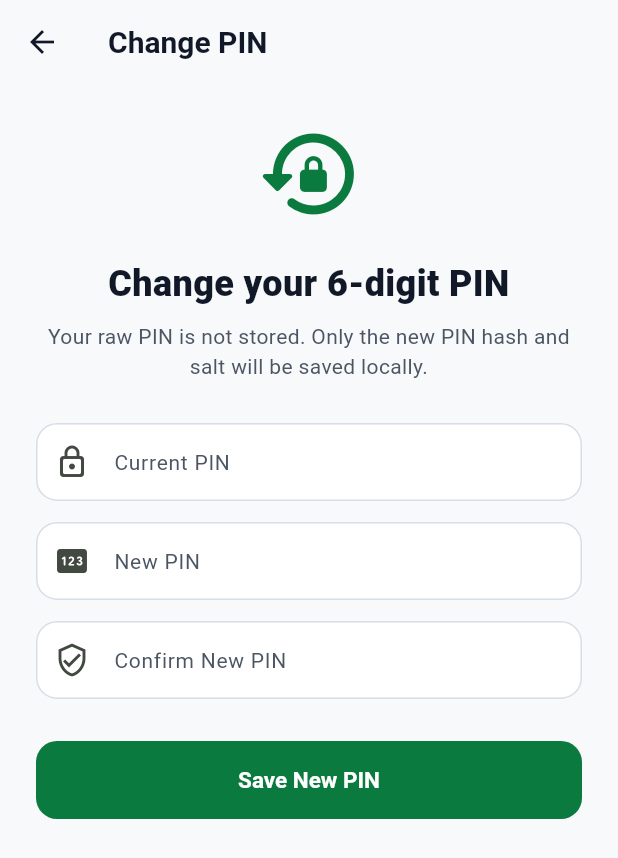
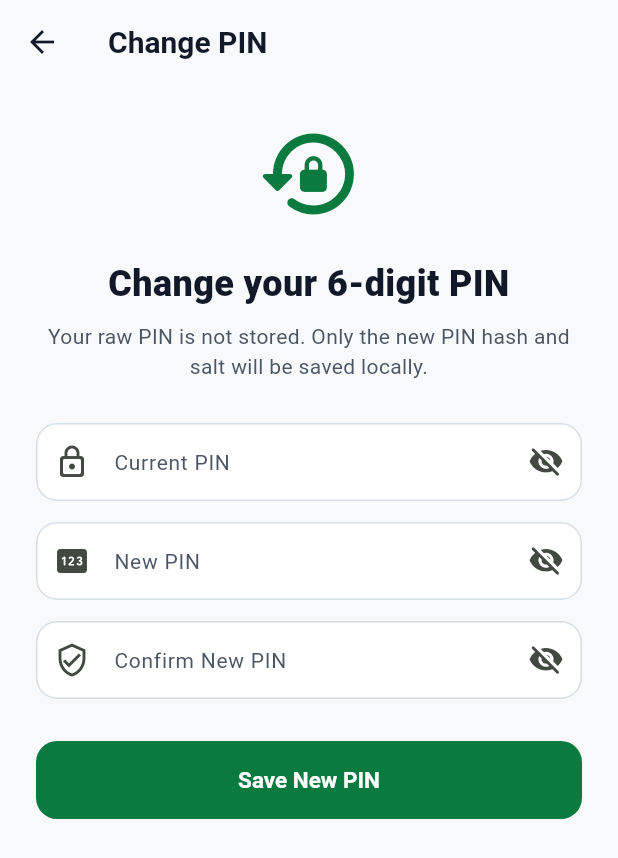
Before and after one commit to rennanamoguis/gasto-migo, a Flutter app: the ChangePinScreen screen opened directly, on a phone screen of 412 x 824 dp. Shown: the top 858 px of the screen. Run offline on Flutter 3.47's test engine with Material 3 defaults, Android fonts, the phone set to English and light mode, and no system bars; our stand-ins replace file_picker, firebase_core, flutter_secure_storage, share_plus, sqflite; accounts and stored records are empty.

Commit message:
Implement obscureText functionality for PIN input

```diff
--- a/lib/features/settings/presentation/screens/change_pin_screen.dart
+++ b/lib/features/settings/presentation/screens/change_pin_screen.dart
@@ -19,6 +19,10 @@ class _ChangePinScreenState extends State<ChangePinScreen> {
   final storage = SecureStorageService();
 
   bool isLoading = false;
+
+  bool isConfirmNewPin = true;
+  bool isNewPin = true;
+  bool isCurrentPin = true;
 
   Future<void> changePin() async {
     final currentPin = currentPinController.text.trim();
@@ -141,36 +145,66 @@ class _ChangePinScreenState extends State<ChangePinScreen> {
           TextField(
             controller: currentPinController,
             keyboardType: TextInputType.number,
-            obscureText: true,
+            obscureText: isCurrentPin,
             maxLength: 6,
-            decoration: const InputDecoration(
+            decoration: InputDecoration(
               labelText: 'Current PIN',
               counterText: '',
               prefixIcon: Icon(Icons.lock_outline_rounded),
+              suffixIcon: IconButton(
+                icon: Icon(
+                  isCurrentPin ? Icons.visibility_off_rounded : Icons.visibility_rounded,
+                ),
+                onPressed: () {
+                  setState(() {
+                    isCurrentPin = !isCurrentPin;
+                  });
+                },
+              ),
             ),
           ),
           const SizedBox(height: 14),
           TextField(
             controller: newPinController,
             keyboardType: TextInputType.number,
-            obscureText: true,
+            obscureText: isNewPin,
             maxLength: 6,
-            decoration: const InputDecoration(
+            decoration: InputDecoration(
               labelText: 'New PIN',
               counterText: '',
               prefixIcon: Icon(Icons.pin_rounded),
+              suffixIcon: IconButton(
+                icon: Icon(
+                  isNewPin ? Icons.visibility_off_rounded : Icons.visibility_rounded,
+                ),
+                onPressed: () {
+                  setState(() {
+                    isNewPin = !isNewPin;
+                  });
+                },
+              ),
             ),
           ),
           const SizedBox(height: 14),
           TextField(
             controller: confirmPinController,
             keyboardType: TextInputType.number,
-            obscureText: true,
+            obscureText: isConfirmNewPin,
             maxLength: 6,
-            decoration: const InputDecoration(
+            decoration: InputDecoration(
               labelText: 'Confirm New PIN',
               counterText: '',
               prefixIcon: Icon(Icons.verified_user_outlined),
+              suffixIcon: IconButton(
+                icon: Icon(
+                  isConfirmNewPin ? Icons.visibility_off_rounded : Icons.visibility_rounded,
+                ),
+                onPressed: () {
+                  setState(() {
+                    isConfirmNewPin = !isConfirmNewPin;
+                  });
+                },
+              ),
             ),
           ),
           const SizedBox(height: 28),
```
Also changed, not shown: lib/features/auth/presentation/screens/enroll_pin_screen.dart (+27 -4 lines), lib/features/auth/presentation/screens/pin_login_screen.dart (+14 -2 lines), lib/features/auth/presentation/screens/reset_pin_screen.dart (+27 -4 lines).
